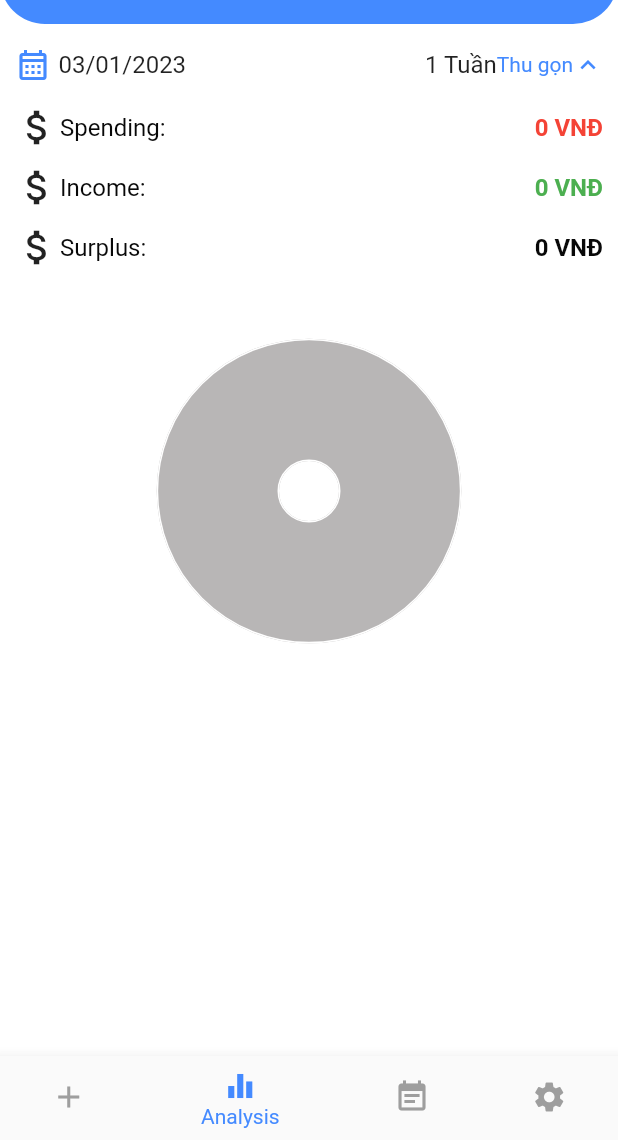
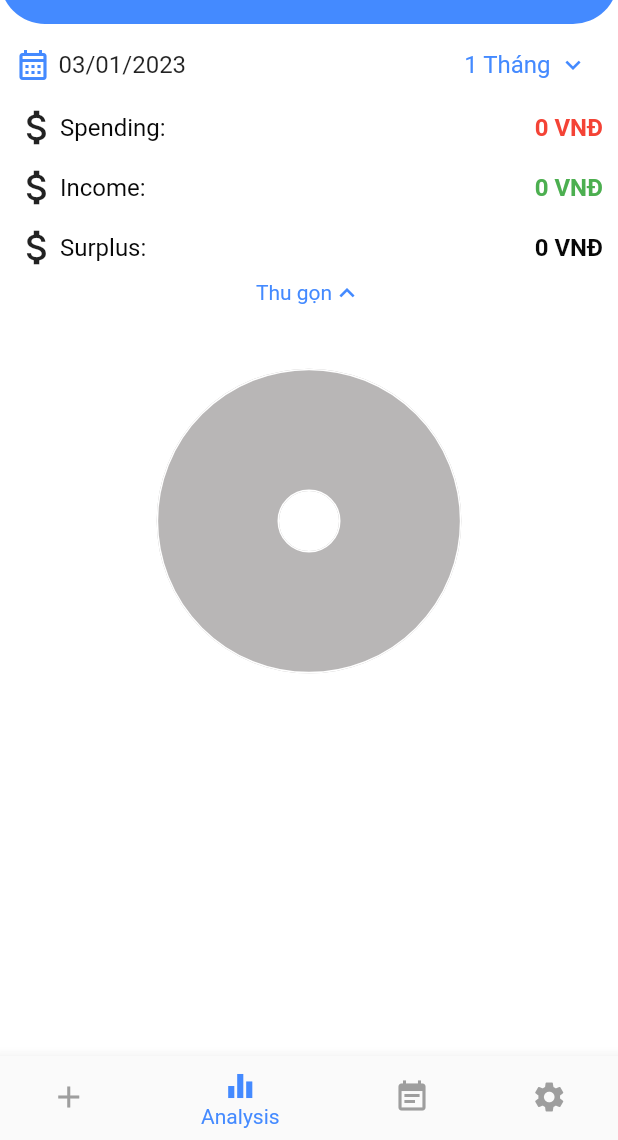
Before and after one commit to tranhieudevvietnam/flutter-money-management, a Flutter app: the screen it shows after launch, item 2 of the bottom bar chosen, on a phone screen of 412 x 824 dp, the part 96-1236 px from its top. Run offline on Flutter 3.47's test engine with Material 2 defaults, Android fonts, the phone set to English and light mode, and no system bars; our stand-ins replace flutter_bloc, flutter_slidable, flutter_spinkit, fluttertoast, hive, table_calendar; accounts and stored records are empty; generated files the repository leaves out were written again.

Commit message:
update fix bug analysis

```diff
--- /dev/null
+++ b/money_management/lib/domain/categories/entities/group_datetime_model.dart
@@ -0,0 +1,6 @@
+class GroupDateTimeModel {
+  final String title;
+  final int valueDay;
+
+  GroupDateTimeModel({required this.title, required this.valueDay});
+}
--- a/money_management/lib/domain/moneys/entities/money_model.dart
+++ b/money_management/lib/domain/moneys/entities/money_model.dart
@@ -16,20 +16,21 @@ class MoneyModel {
   @HiveField(1, defaultValue: 0)
   late num money;
   @HiveField(2)
-  DateTime? createDated;
+  DateTime createDated;
   @HiveField(3)
-  CategoryModel? category;
+  CategoryModel category;
   @HiveField(4)
   String? note;
   @HiveField(5)
   MoneyType? moneyType;
 
+  DateTime? startDate;
 
   MoneyModel(
       {this.moneyType,
-      this.category,
+      required this.category,
       this.note,
-      this.createDated,
+      required this.createDated,
       this.money = 0}) {
     id = Random().nextInt(DataConst.valueRandom);
   }
--- a/money_management/lib/domain/moneys/repositories/i_repository.dart
+++ b/money_management/lib/domain/moneys/repositories/i_repository.dart
@@ -2,11 +2,8 @@ import 'package:money_management/domain/moneys/entities/money_model.dart';
 
 abstract class IMoneyRepository {
   Future<bool> insertPay({required MoneyModel value});
-  // Future<bool> insertCollect({required MoneyModel value});
   Future<bool> updatePay({required MoneyModel value});
-  // Future<bool> updateCollect({required MoneyModel value});
   Future<bool> deletePay({required MoneyModel value});
-  // Future<bool> deleteCollect({required MoneyModel value});
   Future<List<MoneyModel>> getAllPay({String? search});
-  // Future<List<MoneyModel>> getAllCollect({String? search});
+  Future<List<MoneyModel>> getAllPayAnalysis({required DateTime dateTime,required int day});
 }
--- a/money_management/lib/pages/analysis/analysis_export.dart
+++ b/money_management/lib/pages/analysis/analysis_export.dart
@@ -5,6 +5,7 @@ import 'package:flutter_bloc/flutter_bloc.dart';
 import 'package:intl/intl.dart';
 import 'package:money_management/constants/color_constant.dart';
 import 'package:money_management/constants/material.dart';
+import 'package:money_management/domain/categories/entities/group_datetime_model.dart';
 import 'package:money_management/domain/moneys/entities/money_model.dart';
 import 'package:money_management/domain/moneys/entities/money_type.dart';
 import 'package:money_management/pages/analysis/bloc/analysis_bloc.dart';
@@ -13,6 +14,7 @@ import 'package:money_management/utils/datetime_utils.dart';
 import 'package:money_management/utils/format_utils.dart';
 import 'package:money_management/utils/navigator_utils.dart';
 import 'package:money_management/widgets/appbar/base_appbar.dart';
+import 'package:money_management/widgets/dropbox_widget.dart';
 import 'dart:math' as math;
 
 import 'charts/pie_chart/pie_chart_view.dart';
--- a/money_management/lib/pages/analysis/analysis_screen.dart
+++ b/money_management/lib/pages/analysis/analysis_screen.dart
@@ -13,7 +13,7 @@ class _AnalysisScreenState extends State<AnalysisScreen>
 
   ValueNotifier<int> tabCurrentIndex = ValueNotifier<int>(0);
 
-  late AnalysisBloc bloc;
+  // late AnalysisBloc bloc;
 
   @override
   void initState() {
@@ -22,8 +22,7 @@ class _AnalysisScreenState extends State<AnalysisScreen>
       tabCurrentIndex.value = _tabController.index;
     });
 
-    bloc = BlocProvider.of<AnalysisBloc>(context);
-    bloc.add(AnalysisInitEvent());
+    // bloc = BlocProvider.of<AnalysisBloc>(context);
     super.initState();
   }
 
--- a/money_management/lib/pages/analysis/bloc/analysis_bloc.dart
+++ b/money_management/lib/pages/analysis/bloc/analysis_bloc.dart
@@ -20,7 +20,8 @@ class AnalysisBloc extends Bloc<AnalysisEvent, AnalysisState> {
 
   FutureOr<void> _onAnalysisInitEvent(
       AnalysisInitEvent event, Emitter<AnalysisState> emit) async {
-    final result = await useCase.getAllPay();
+    final result =
+        await useCase.getAllPay(dateTime: event.dateTime, day: event.day);
     if (result.success == true) {
       List<MoneyModel> listDataCollect = [];
       List<MoneyModel> listDataPay = [];
@@ -38,29 +39,40 @@ class AnalysisBloc extends Bloc<AnalysisEvent, AnalysisState> {
                   previousValue + element.money.toInt());
 
       int index = 0;
+      int indexPay = 0;
+      int indexCollect = 0;
+      result.data.sort((a, b) => b.money.compareTo(a.money));
       while (index < result.data.length) {
         final item = result.data[index];
+        if (event.dateTime != null && event.day != null) {
+          item.startDate = event.dateTime!.add(Duration(days: -event.day!));
+        }
         if (item.moneyType == MoneyType.collect) {
           item.percent = (item.money / sumTotalCollect * 100);
-
+          item.color =
+              ColorConst.success.withOpacity(indexCollect % 2 == 0 ? 1.0 : .7);
           listDataCollect.add(item);
+          indexCollect++;
         } else {
           item.percent = (item.money / sumTotalPay * 100);
-
+          item.color =
+              ColorConst.error.withOpacity(indexPay % 2 == 0 ? 1.0 : .7);
           listDataPay.add(item);
+          indexPay++;
         }
         index++;
       }
-      listDataPay.sort((a, b) => b.money.compareTo(a.money));
-      listDataCollect.sort((a, b) => b.money.compareTo(a.money));
-      for (int i = 1; i - 1 < listDataPay.length; i++) {
-        listDataPay[i - 1].color =
-            ColorConst.error.withOpacity(i % 2 == 0 ? 1.0 : .7);
-      }
-      for (int i = 1; i - 1 < listDataCollect.length; i++) {
-        listDataCollect[i - 1].color =
-            ColorConst.success.withOpacity(i % 2 == 0 ? 1.0 : .7);
-      }
+
+      // listDataPay.sort((a, b) => b.money.compareTo(a.money));
+      // listDataCollect.sort((a, b) => b.money.compareTo(a.money));
+      // for (int i = 1; i - 1 < listDataPay.length; i++) {
+      //   listDataPay[i - 1].color =
+      //       ColorConst.error.withOpacity(i % 2 == 0 ? 1.0 : .7);
+      // }
+      // for (int i = 1; i - 1 < listDataCollect.length; i++) {
+      //   listDataCollect[i - 1].color =
+      //       ColorConst.success.withOpacity(i % 2 == 0 ? 1.0 : .7);
+      // }
 
       emit(AnalysisGetAllPaymentSuccess(
           listDataCollect: listDataCollect,
--- a/money_management/lib/pages/analysis/bloc/analysis_event.dart
+++ b/money_management/lib/pages/analysis/bloc/analysis_event.dart
@@ -3,4 +3,11 @@ part of 'analysis_bloc.dart';
 @immutable
 abstract class AnalysisEvent {}
 
-class AnalysisInitEvent extends AnalysisEvent {}
+class AnalysisInitEvent extends AnalysisEvent {
+  final DateTime? dateTime;
+  final int? day;
+
+  AnalysisInitEvent({this.dateTime, this.day})
+      : assert(
+            dateTime != null && day != null || dateTime == null && day == null);
+}
--- a/money_management/lib/pages/analysis/views/analysis_collect_view.dart
+++ b/money_management/lib/pages/analysis/views/analysis_collect_view.dart
@@ -65,7 +65,7 @@ class AnalysisCollectView extends StatelessWidget {
                                               BorderRadius.circular(100)),
                                       child: Icon(
                                         getIconByKey(listDataView[index]
-                                            .category!
+                                            .category
                                             .icon!),
                                         color: listDataView[index].color!,
                                       )),
@@ -74,7 +74,7 @@ class AnalysisCollectView extends StatelessWidget {
                                   ),
                                   Expanded(
                                       child: Text(
-                                    "${listDataView[index].category?.name}",
+                                    "${listDataView[index].category.name}",
                                     style: const TextStyle(
                                         fontSize: 14,
                                         fontWeight: FontWeight.bold,
--- a/money_management/lib/pages/analysis/views/hearder_view.dart
+++ b/money_management/lib/pages/analysis/views/hearder_view.dart
@@ -101,9 +101,28 @@ class _HeaderViewState extends State<HeaderView>
 
   AnimationStatus? status;
 
+  List<GroupDateTimeModel> listGroupDateTime = [];
+  GroupDateTimeModel? groupDateSelected;
+  late AnalysisBloc bloc;
+  ValueNotifier<DateTime> dateSelected = ValueNotifier(DateTime.now());
+
   @override
   void initState() {
     super.initState();
+
+    bloc = BlocProvider.of<AnalysisBloc>(context);
+
+    listGroupDateTime = [
+      GroupDateTimeModel(title: "1 Tuần", valueDay: 7),
+      GroupDateTimeModel(title: "2 Tuần", valueDay: 14),
+      GroupDateTimeModel(title: "3 Tuần", valueDay: 21),
+      GroupDateTimeModel(
+          title: "1 Tháng", valueDay: DateTime.now().daysInMonth),
+    ];
+    groupDateSelected = listGroupDateTime.last;
+    bloc.add(AnalysisInitEvent(
+        dateTime: dateSelected.value, day: groupDateSelected!.valueDay));
+
     controller1 = AnimationController(
         duration: const Duration(milliseconds: 500), vsync: this);
 
@@ -128,13 +147,22 @@ class _HeaderViewState extends State<HeaderView>
               Expanded(
                 child: GestureDetector(
                   onTap: () async {
-                    final result =
-                        await DateTimeUtils.instant.datePicker(context);
-                    debugPrint("data time picker result -> $result");
+                    final result = await DateTimeUtils.instant.datePicker(
+                        context,
+                        dateTimeCurrent: dateSelected.value);
+                    if (result != null) {
+                      dateSelected.value = result;
+                      bloc.add(AnalysisInitEvent(
+                          dateTime: dateSelected.value,
+                          day: groupDateSelected?.valueDay));
+                    }
                   },
                   child: Padding(
                     padding: const EdgeInsets.symmetric(vertical: 10),
-                    child: Row(
+                    child: ValueListenableBuilder(
+                      valueListenable: dateSelected,
+                      builder: (context, value, child) {
+                        return Row(
                           children: [
                             const Icon(Icons.calendar_month_outlined,
                                 color: ColorConst.primary),
@@ -142,31 +170,58 @@ class _HeaderViewState extends State<HeaderView>
                               width: 5,
                             ),
                             Text(
-                            FormatUtils.instant.dateTimeConvertString(
-                                date: DateTime.now(), type: "dd/MM/yyyy"),
+                                // FormatUtils.instant.dateTimeConvertString(
+                                //     date: dateSelected, type: "dd/MM/yyyy"),
+                                value.dateTimeConvertString(type: "dd/MM/yyyy"),
                                 style: const TextStyle(fontSize: 16)),
                           ],
+                        );
+                      },
                     ),
                   ),
                 ),
               ),
-              Container(
-                decoration: BoxDecoration(borderRadius: BorderRadius.circular(10)),
-                child: Center(
+              DropdownWidget(
+                listData: listGroupDateTime,
+                data: groupDateSelected,
+                onChange: (value) {
+                  groupDateSelected = value;
+                  bloc.add(AnalysisInitEvent(
+                      dateTime: dateSelected.value,
+                      day: groupDateSelected?.valueDay));
+                },
+                builderDropdownItem: (context, data) {
+                  return Padding(
+                    padding: const EdgeInsets.symmetric(horizontal: 10),
+                    child: Row(
+                      children: [
+                        Text(
+                          data?.title ?? "N/A",
+                          style: const TextStyle(
+                              fontSize: 16, color: ColorConst.primary),
+                        ),
+                        const SizedBox(
+                          width: 5,
+                        ),
+                        const Icon(
+                          Icons.expand_more_outlined,
+                          color: ColorConst.primary,
+                          size: 20,
+                        )
+                      ],
+                    ),
+                  );
+                },
+                builderDropdownItemMenu: (context, data) {
+                  return Padding(
+                    padding: const EdgeInsets.all(8.0),
                     child: Text(
-                  "1 Tuần",
-                  style: TextStyle(fontSize: 16),
-                )),
+                      data?.title ?? "N/A",
+                      style: const TextStyle(
+                          fontSize: 16, color: ColorConst.primary),
                     ),
-              GestureDetector(
-                onTap: () {
-                  if (status == AnimationStatus.completed) {
-                    controller1.reverse();
-                  } else if (status == AnimationStatus.dismissed) {
-                    controller1.forward();
-                  }
+                  );
                 },
-                child: AnimationMore(listenable: animation1),
               )
             ],
           ),
@@ -188,6 +243,16 @@ class _HeaderViewState extends State<HeaderView>
             title: "Surplus: ",
             color: ColorConst.text,
           ),
+          GestureDetector(
+            onTap: () {
+              if (status == AnimationStatus.completed) {
+                controller1.reverse();
+              } else if (status == AnimationStatus.dismissed) {
+                controller1.forward();
+              }
+            },
+            child: AnimationMore(listenable: animation1),
+          )
         ],
       ),
     );
--- a/money_management/lib/pages/input_money/input_money_export.dart
+++ b/money_management/lib/pages/input_money/input_money_export.dart
@@ -1,6 +1,5 @@
 import 'package:flutter/material.dart';
 import 'package:flutter_bloc/flutter_bloc.dart';
-import 'package:flutter_material_pickers/flutter_material_pickers.dart';
 import 'package:money_management/constants/color_constant.dart';
 import 'package:money_management/constants/material.dart';
 import 'package:money_management/domain/categories/entities/category_model.dart';
@@ -12,7 +11,7 @@ import 'package:money_management/utils/custom_toast_utils.dart';
 import 'package:money_management/utils/format_utils.dart';
 import 'package:money_management/utils/navigator_utils.dart';
 import 'package:money_management/widgets/text_field/mask_text_input_formatter.dart';
-
+import '../../utils/datetime_utils.dart';
 part 'input_screen.dart';
 part 'input_collect/input_collect_view.dart';
 part 'input_pay/input_pay_view.dart';
--- a/money_management/lib/utils/format_utils.dart
+++ b/money_management/lib/utils/format_utils.dart
@@ -3,10 +3,7 @@ import 'package:intl/intl.dart';
 class FormatUtils {
   FormatUtils._();
   static FormatUtils get instant => FormatUtils._();
-  dateTimeConvertString({required DateTime date, String? type}) {
-    String formattedDate = DateFormat(type ?? "dd/MM/yyyy HH:mm").format(date);
-    return formattedDate;
-  }
+
 
   moneyFormat({required num money}) {
     return "${NumberFormat("#,###", 'vi').format(money)} VNĐ";
--- a/money_management/pubspec.yaml
+++ b/money_management/pubspec.yaml
@@ -34,17 +34,15 @@ dependencies:
   flutter_localizations: # Add this line
     sdk: flutter # Add this line
 
-
   flutter_bloc: ^8.1.1
   path_provider: ^2.0.11
   flutter_spinkit: ^5.1.0
-  flutter_material_pickers: ^3.3.0
+  # flutter_material_pickers: ^3.3.0
   intl: ^0.17.0
   hive: ^2.2.3
   fluttertoast: ^8.1.2
   table_calendar: ^3.0.8
   flutter_slidable: ^2.0.0
-
 
   # The following adds the Cupertino Icons font to your application.
   # Use with the CupertinoIcons class for iOS style icons.
```
Also changed, not shown: money_management/lib/domain/moneys/repositories/repository.dart (+59 -60 lines), money_management/lib/domain/moneys/use_case.dart (+8 -37 lines), money_management/lib/pages/analysis/views/analysis_pay_view.dart (+20 -8 lines), money_management/lib/pages/input_money/views/input_view.dart (+39 -30 lines), money_management/lib/utils/datetime_utils.dart (+22 -3 lines). Lines whose indentation alone changed are shown as unchanged.
